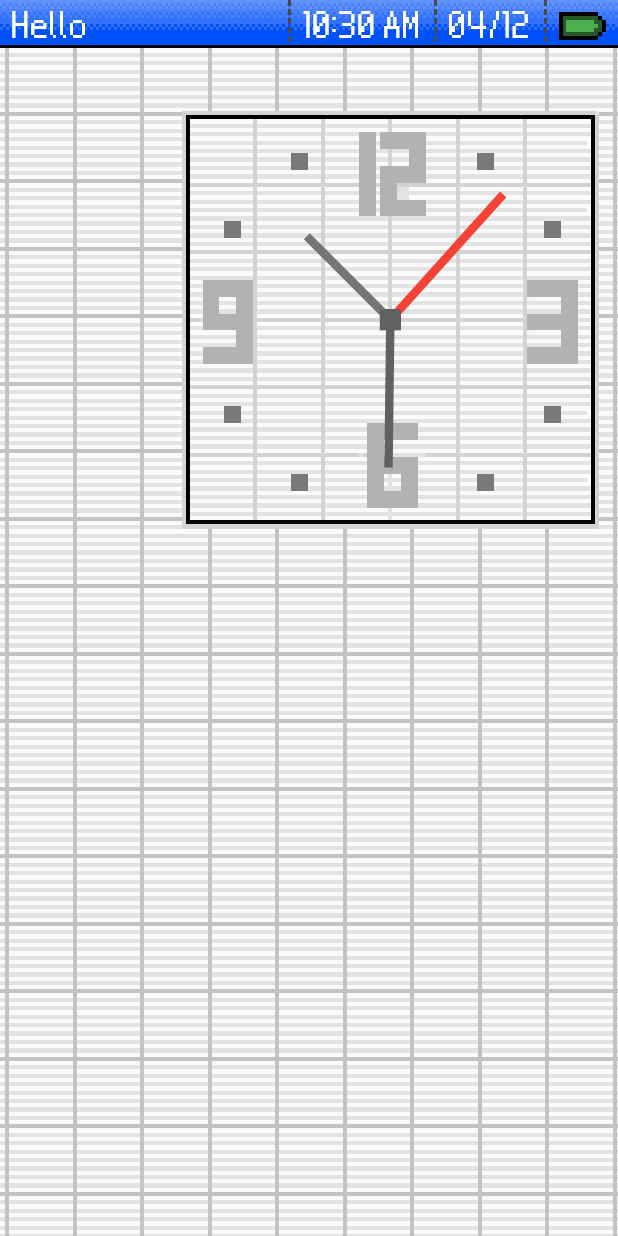
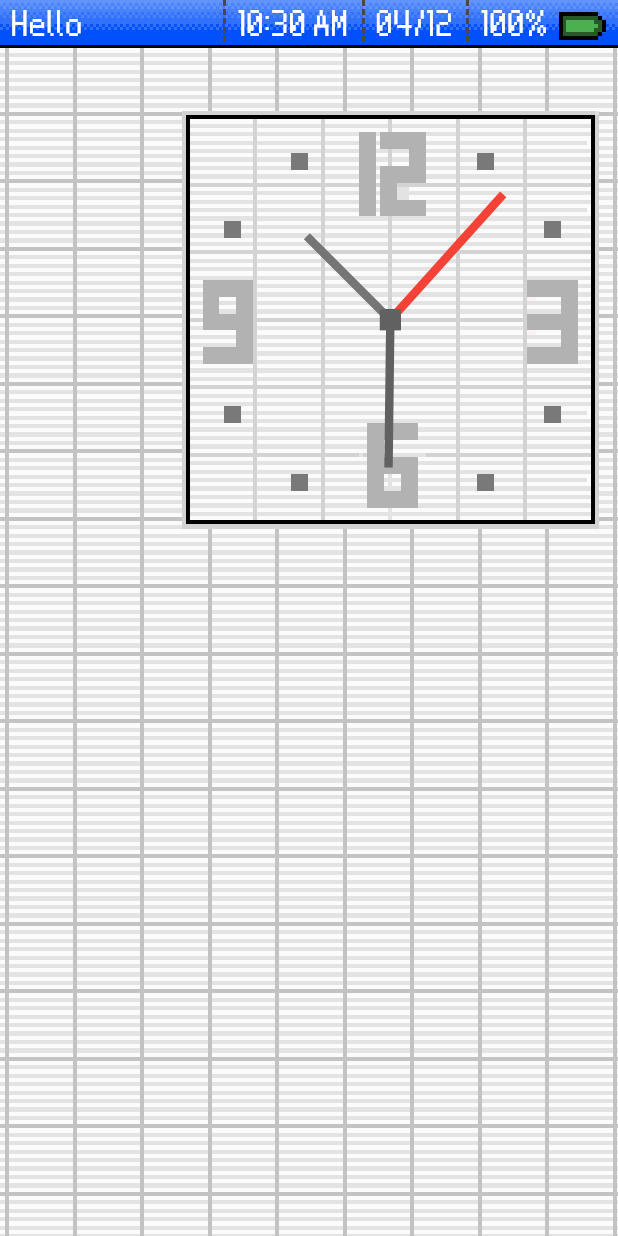
Before and after one commit to JeromeGsq/nds_gui_kit, a Flutter app: the screen it shows after launch, on a phone screen of 412 x 824 dp. Run offline on Flutter 3.47's test engine with Material 3 defaults, Android fonts, the phone set to English and light mode, and no system bars; our stand-ins replace battery_plus, gap.

Commit message:
Remove unused Kotlin compiler session file and refactor battery widget layout in `battery.dart`. Updated text size in `NDSText` widget for better readability.

```diff
--- a/lib/main_page.dart
+++ b/lib/main_page.dart
@@ -3,7 +3,6 @@ import 'package:nds_gui_kit/widgets/background_bottom.dart';
 import 'package:nds_gui_kit/widgets/background_top.dart';
 import 'package:nds_gui_kit/widgets/battery.dart';
 import 'package:nds_gui_kit/widgets/clock.dart';
-import 'package:nds_gui_kit/widgets/image_pp.dart';
 import 'package:nds_gui_kit/widgets/text.dart';
 import 'package:nds_gui_kit/widgets/top_bar.dart';
 
--- a/lib/widgets/battery.dart
+++ b/lib/widgets/battery.dart
@@ -1,6 +1,8 @@
 import 'package:flutter/material.dart';
+import 'package:gap/gap.dart';
 import 'package:nds_gui_kit/widgets/image_pp.dart';
 import 'package:battery_plus/battery_plus.dart';
+import 'package:nds_gui_kit/widgets/text.dart';
 
 class NDSBattery extends StatefulWidget {
   const NDSBattery({super.key});
@@ -50,7 +52,12 @@ class NDSBatteryState extends State<NDSBattery> {
 
   @override
   Widget build(BuildContext context) {
-    return Stack(
+    return Row(
+      mainAxisAlignment: MainAxisAlignment.center,
+      spacing: 6,
+      children: [
+        NDSText(text: '$_batteryLevel%'),
+        Stack(
           alignment: Alignment.center,
           children: [
             Positioned(
@@ -71,6 +78,8 @@ class NDSBatteryState extends State<NDSBattery> {
             ),
             ImagePP('assets/images/battery.png'),
           ],
+        ),
+      ],
     );
   }
 }
--- a/lib/widgets/text.dart
+++ b/lib/widgets/text.dart
@@ -10,7 +10,7 @@ class NDSText extends StatelessWidget {
   Widget build(BuildContext context) {
     return Text(
       text,
-      style: TextStyle(fontSize: 32, color: color),
+      style: TextStyle(fontSize: 30, color: color),
       textAlign: TextAlign.center,
       textHeightBehavior: TextHeightBehavior(applyHeightToFirstAscent: false),
     );
```
Also changed, not shown: 1 other file. Lines whose indentation alone changed are shown as unchanged.
